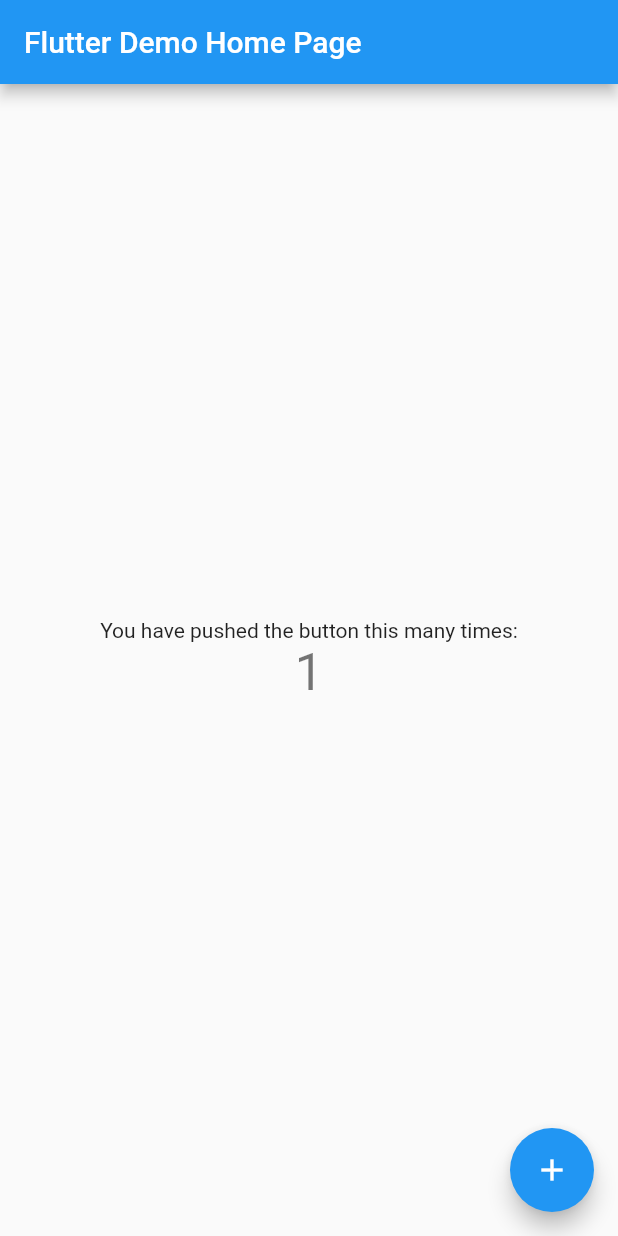
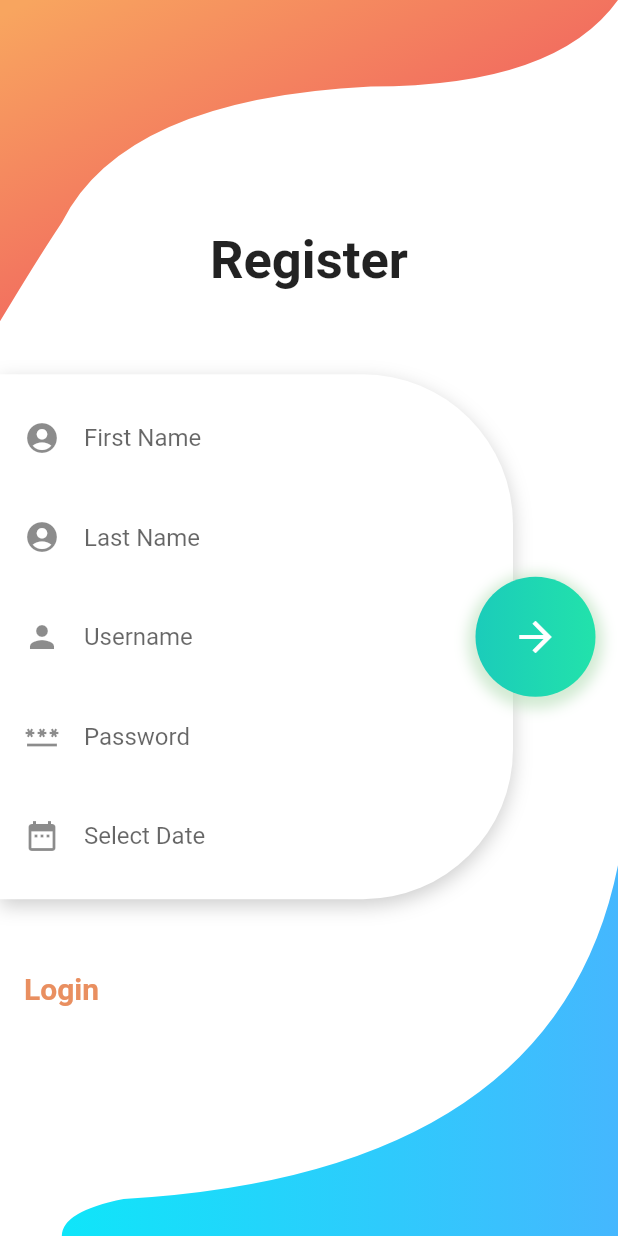
Before and after one commit to rukafasha/MojUpravitelj-Client, a Flutter app: the screen it shows after launch, after a tap on the "add" icon, on a phone screen of 412 x 824 dp. Run offline on Flutter 3.47's test engine with Material 2 defaults, Android fonts, the phone set to English and light mode, and no system bars.

Commit message:
Register screen - Date Picker

```diff
--- a/lib/main.dart
+++ b/lib/main.dart
@@ -1,4 +1,5 @@
 import 'package:flutter/material.dart';
+import 'package:praksa_frontend/ui/forms/register_form.dart';
 
 void main() {
   runApp(const MyApp());
@@ -10,11 +11,12 @@ class MyApp extends StatelessWidget {
   @override
   Widget build(BuildContext context) {
     return MaterialApp(
-      title: 'Flutter Demo',
+      debugShowCheckedModeBanner: false,
+      title: 'ZEV',
       theme: ThemeData(
         primarySwatch: Colors.blue,
       ),
-      home: const MyHomePage(title: 'Flutter Demo Home Page'),
+      home: const MyHomePage(title: 'Home Page'),
     );
   }
 }
@@ -29,14 +31,6 @@ class MyHomePage extends StatefulWidget {
 }
 
 class _MyHomePageState extends State<MyHomePage> {
-  int _counter = 0;
-
-  void _incrementCounter() {
-    setState(() {
-      _counter++;
-    });
-  }
-
   @override
   Widget build(BuildContext context) {
     return Scaffold(
@@ -46,20 +40,18 @@ class _MyHomePageState extends State<MyHomePage> {
       body: Center(
         child: Column(
           mainAxisAlignment: MainAxisAlignment.center,
-          children: <Widget>[
-            const Text(
-              'You have pushed the button this many times:',
-            ),
-            Text(
-              '$_counter',
-              style: Theme.of(context).textTheme.headline4,
-            ),
-          ],
+          // children: [],
         ),
       ),
       floatingActionButton: FloatingActionButton(
-        onPressed: _incrementCounter,
-        tooltip: 'Increment',
+        onPressed: () {
+          Navigator.of(context).push(
+            MaterialPageRoute(
+              // builder: (context) => const RegisterForm(),
+              builder: (context) => const RegisterForm(),
+            ),
+          );
+        },
         child: const Icon(Icons.add),
       ),
     );
--- /dev/null
+++ b/lib/ui/Helper/data_picker.dart
@@ -0,0 +1,52 @@
+import 'package:flutter/material.dart';
+import 'package:intl/intl.dart';
+
+class DatePicker extends StatefulWidget {
+  const DatePicker({Key? key, required this.date}) : super(key: key);
+
+  final date;
+
+  @override
+  State<DatePicker> createState() => _DatePickerState();
+}
+
+class _DatePickerState extends State<DatePicker> {
+  // TextEditingController _date = TextEditingController();
+
+  @override
+  Widget build(BuildContext context) {
+    return Scaffold(
+      appBar: AppBar(
+        title: const Text('DatePicker on TextField'),
+      ),
+      body: Container(
+        margin: const EdgeInsets.only(left: 16, right: 32),
+        child: TextField(
+            controller: widget.date,
+            // obscureText: true,
+            decoration: const InputDecoration(
+              hintStyle: TextStyle(fontSize: 16),
+              border: InputBorder.none,
+              icon: Icon(Icons.date_range),
+              hintText: "Select Date",
+            ),
+            readOnly: true,
+            onTap: () async {
+              DateTime? pickedDate = await showDatePicker(
+                  context: context,
+                  initialDate: DateTime.now(),
+                  firstDate: DateTime(
+                      2000), //DateTime.now() - not to allow to choose before today.
+                  lastDate: DateTime(2101));
+
+              if (pickedDate != null) {
+                setState(() {
+                  widget.date.text = DateFormat('yyyy-MM-dd')
+                      .format(pickedDate); //set output date to TextField value.
+                });
+              }
+            }),
+      ),
+    );
+  }
+}
--- /dev/null
+++ b/lib/ui/background/background.dart
@@ -0,0 +1,139 @@
+import 'dart:ui';
+
+import 'package:flutter/material.dart';
+
+class Background extends StatefulWidget {
+  @override
+  _MyPainterState createState() => _MyPainterState();
+}
+
+class _MyPainterState extends State<Background> {
+  @override
+  void initState() {
+    super.initState();
+  }
+
+  @override
+  Widget build(BuildContext context) {
+    final size = MediaQuery.of(context).size;
+    return Center(
+      child: Container(
+        color: Colors.white,
+        child: CustomPaint(
+          size: Size(size.width, size.height),
+          painter: Curved(),
+        ),
+      ),
+    );
+  }
+}
+
+class Curved extends CustomPainter {
+  @override
+  void paint(Canvas canvas, Size size) {
+    var rect = Offset.zero & size;
+    // Path rectPathThree = Path();
+    Paint paint = Paint();
+    paint.shader = const LinearGradient(
+      begin: Alignment.topLeft,
+      end: Alignment.bottomRight,
+      stops: [.01, .25],
+      colors: [
+        Color(0xfff8a55f),
+        Color(0xfff1665f),
+      ],
+    ).createShader(rect);
+
+    Paint paint2 = Paint();
+    paint2.shader = const LinearGradient(
+      begin: Alignment.centerLeft,
+      end: Alignment.centerRight,
+      stops: [.05, 1],
+      colors: [
+        Color(0xff0ce8f9),
+        Color(0xff45b7fe),
+      ],
+    ).createShader(rect);
+
+    var path = Path();
+    var path2 = Path();
+
+    path.lineTo(0, 0);
+    path.lineTo(size.width, 0);
+    path.quadraticBezierTo(
+      size.width * 0.9,
+      size.height * 0.07,
+      size.width * 0.6,
+      size.height * 0.07,
+    );
+    path.quadraticBezierTo(
+      size.width * 0.2,
+      size.height * 0.08,
+      size.width * 0.1,
+      size.height * 0.18,
+    );
+    path.quadraticBezierTo(
+      size.width * 0.06,
+      size.height * 0.21,
+      size.width * 0,
+      size.height * 0.26,
+    );
+    path.close();
+    //
+    path2.moveTo(size.width, size.height);
+    path2.lineTo(size.width, size.height * 0.7);
+    path2.quadraticBezierTo(
+      size.width,
+      size.height * .65,
+      size.width,
+      size.height * 0.7,
+    );
+    path2.quadraticBezierTo(
+      size.width * .9,
+      size.height * .95,
+      size.width * 0.2,
+      size.height * 0.97,
+    );
+    path2.quadraticBezierTo(
+      size.width * .1,
+      size.height * .98,
+      size.width * 0.1,
+      size.height,
+    );
+    //
+    canvas.drawPath(path, paint);
+    canvas.drawPath(path2, paint2);
+  }
+
+  @override
+  bool shouldRepaint(CustomPainter oldDelegate) {
+    return true;
+  }
+}
+
+// FOR PAINTING THE CIRCLE
+class CirclePainter extends CustomPainter {
+  final double radius;
+  CirclePainter(this.radius);
+
+  @override
+  void paint(Canvas canvas, Size size) {
+    var paint = Paint()
+      ..color = Colors.purpleAccent
+      ..strokeWidth = 3
+      ..style = PaintingStyle.stroke
+      ..strokeCap = StrokeCap.round;
+
+    var path = Path();
+    path.addOval(Rect.fromCircle(
+      center: Offset(size.width / 2, size.height / 2),
+      radius: radius,
+    ));
+    canvas.drawPath(path, paint);
+  }
+
+  @override
+  bool shouldRepaint(CustomPainter oldDelegate) {
+    return true;
+  }
+}
--- /dev/null
+++ b/lib/ui/forms/register_form.dart
@@ -0,0 +1,197 @@
+import 'package:flutter/material.dart';
+import 'package:intl/intl.dart';
+import 'package:praksa_frontend/ui/Helper/data_picker.dart';
+
+import '../background/background.dart';
+
+class RegisterForm extends StatefulWidget {
+  const RegisterForm({Key? key}) : super(key: key);
+
+  @override
+  State<RegisterForm> createState() => _RegisterFormState();
+}
+
+class _RegisterFormState extends State<RegisterForm> {
+  TextEditingController _date = TextEditingController();
+
+  @override
+  Widget build(BuildContext context) {
+    return Scaffold(
+      body: Stack(children: [
+        Background(),
+        Column(
+          mainAxisAlignment: MainAxisAlignment.center,
+          children: [
+            // Background(),
+            Container(
+              margin: const EdgeInsets.only(bottom: 55),
+              child: const Text(
+                "Register",
+                style: TextStyle(
+                  fontSize: 35,
+                  fontWeight: FontWeight.bold,
+                ),
+              ),
+            ),
+            SizedBox(
+              height: 350,
+              child: Stack(
+                children: [
+                  Container(
+                    // height: 150,
+                    margin: const EdgeInsets.only(right: 70),
+                    decoration: BoxDecoration(
+                      color: Colors.white,
+                      borderRadius: const BorderRadius.only(
+                        topRight: Radius.circular(100),
+                        bottomRight: Radius.circular(100),
+                      ),
+                      boxShadow: [
+                        BoxShadow(
+                          color: Colors.grey.withOpacity(0.5),
+                          spreadRadius: 0,
+                          blurRadius: 10,
+                          offset: const Offset(0, 4),
+                        ),
+                      ],
+                    ),
+                    child: Column(
+                      mainAxisAlignment: MainAxisAlignment.spaceEvenly,
+                      children: [
+                        Container(
+                          margin: const EdgeInsets.only(left: 16, right: 32),
+                          child: const TextField(
+                            decoration: InputDecoration(
+                              hintStyle: TextStyle(fontSize: 16),
+                              border: InputBorder.none,
+                              icon: Icon(Icons.account_circle_rounded),
+                              hintText: "First Name",
+                            ),
+                          ),
+                        ),
+                        Container(
+                          margin: const EdgeInsets.only(left: 16, right: 32),
+                          child: const TextField(
+                            decoration: InputDecoration(
+                              hintStyle: TextStyle(fontSize: 16),
+                              border: InputBorder.none,
+                              icon: Icon(Icons.account_circle_rounded),
+                              hintText: "Last Name",
+                            ),
+                          ),
+                        ),
+                        Container(
+                          margin: const EdgeInsets.only(left: 16, right: 32),
+                          child: const TextField(
+                            decoration: InputDecoration(
+                              hintStyle: TextStyle(fontSize: 16),
+                              border: InputBorder.none,
+                              icon: Icon(Icons.person),
+                              hintText: "Username",
+                            ),
+                          ),
+                        ),
+                        Container(
+                          margin: const EdgeInsets.only(left: 16, right: 32),
+                          child: const TextField(
+                            obscureText: true,
+                            decoration: InputDecoration(
+                              hintStyle: TextStyle(fontSize: 16),
+                              border: InputBorder.none,
+                              icon: Icon(Icons.password),
+                              hintText: "Password",
+                            ),
+                          ),
+                        ),
+                        Container(
+                          margin: const EdgeInsets.only(left: 16, right: 32),
+                          child: TextField(
+                              controller: _date,
+                              // obscureText: true,
+                              decoration: const InputDecoration(
+                                hintStyle: TextStyle(fontSize: 16),
+                                border: InputBorder.none,
+                                icon: Icon(Icons.date_range),
+                                hintText: "Select Date",
+                              ),
+                              readOnly: true,
+                              onTap: () async {
+                                DateTime? pickedDate = await showDatePicker(
+                                    context: context,
+                                    initialDate: DateTime.now(),
+                                    firstDate: DateTime(2000),
+                                    lastDate: DateTime(2101));
+
+                                if (pickedDate != null) {
+                                  setState(() {
+                                    _date.text = DateFormat('yyyy-MM-dd')
+                                        .format(pickedDate);
+                                  });
+                                }
+                              }),
+                        ),
+                        // DatePicker(date: _date)
+                      ],
+                    ),
+                  ),
+
+                  // KRUG
+                  Align(
+                    alignment: Alignment.centerRight,
+                    child: Container(
+                      margin: const EdgeInsets.only(right: 15),
+                      height: 80,
+                      width: 80,
+                      decoration: BoxDecoration(
+                        boxShadow: [
+                          BoxShadow(
+                            color: Colors.green[200]!.withOpacity(0.5),
+                            spreadRadius: 5,
+                            blurRadius: 7,
+                            offset: const Offset(0, 3),
+                          ),
+                        ],
+                        shape: BoxShape.circle,
+                        gradient: const LinearGradient(
+                          begin: Alignment.centerLeft,
+                          end: Alignment.centerRight,
+                          colors: [
+                            Color(0xff1bccba),
+                            Color(0xff22e2ab),
+                          ],
+                        ),
+                      ),
+                      child: const Icon(
+                        Icons.arrow_forward_outlined,
+                        color: Colors.white,
+                        size: 32,
+                      ),
+                    ),
+                  ),
+                ],
+              ),
+            ),
+
+            Row(
+              mainAxisAlignment: MainAxisAlignment.start,
+              children: [
+                Container(
+                  margin: const EdgeInsets.only(left: 16, top: 24),
+                  padding: const EdgeInsets.only(top: 24),
+                  child: const Text(
+                    "Login",
+                    style: TextStyle(
+                      fontSize: 20,
+                      fontWeight: FontWeight.w600,
+                      color: Color(0xffe98f60),
+                    ),
+                  ),
+                ),
+              ],
+            )
+          ],
+        ),
+      ]),
+    );
+  }
+}
```
Also changed, not shown: pubspec.yaml (+3 -4 lines), pubspec.lock.
